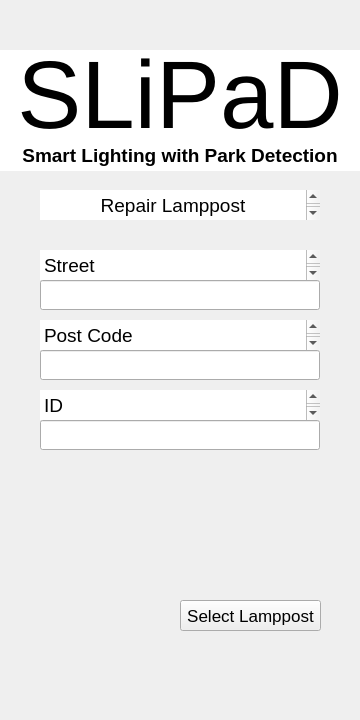
ESRGgroup9/slipad, file app/slipad/repairLamp.ui: the form before one commit.
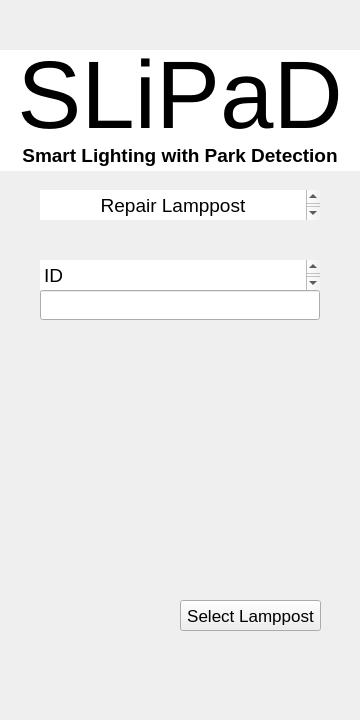
The form after the commit. Icons and pictures are not drawn.

Diff of the .ui file:
```diff
--- a/app/slipad/repairLamp.ui
+++ b/app/slipad/repairLamp.ui
@@ -1217,1254 +1217,6 @@
      <set>Qt::LinksAccessibleByKeyboard|Qt::LinksAccessibleByMouse</set>
     </property>
    </widget>
-   <widget class="QTextBrowser" name="street_txt">
-    <property name="geometry">
-     <rect>
-      <x>40</x>
-      <y>250</y>
-      <width>280</width>
-      <height>30</height>
-     </rect>
-    </property>
-    <property name="palette">
-     <palette>
-      <active>
-       <colorrole role="WindowText">
-        <brush brushstyle="SolidPattern">
-         <color alpha="255">
-          <red>0</red>
-          <green>0</green>
-          <blue>0</blue>
-         </color>
-        </brush>
-       </colorrole>
-       <colorrole role="Button">
-        <brush brushstyle="SolidPattern">
-         <color alpha="255">
-          <red>239</red>
-          <green>239</green>
-          <blue>239</blue>
-         </color>
-        </brush>
-       </colorrole>
-       <colorrole role="Light">
-        <brush brushstyle="SolidPattern">
-         <color alpha="255">
-          <red>255</red>
-          <green>255</green>
-          <blue>255</blue>
-         </color>
-        </brush>
-       </colorrole>
-       <colorrole role="Midlight">
-        <brush brushstyle="SolidPattern">
-         <color alpha="255">
-          <red>202</red>
-          <green>202</green>
-          <blue>202</blue>
-         </color>
-        </brush>
-       </colorrole>
-       <colorrole role="Dark">
-        <brush brushstyle="SolidPattern">
-         <color alpha="255">
-          <red>159</red>
-          <green>159</green>
-          <blue>159</blue>
-         </color>
-        </brush>
-       </colorrole>
-       <colorrole role="Mid">
-        <brush brushstyle="SolidPattern">
-         <color alpha="255">
-          <red>184</red>
-          <green>184</green>
-          <blue>184</blue>
-         </color>
-        </brush>
-       </colorrole>
-       <colorrole role="Text">
-        <brush brushstyle="SolidPattern">
-         <color alpha="255">
-          <red>0</red>
-          <green>0</green>
-          <blue>0</blue>
-         </color>
-        </brush>
-       </colorrole>
-       <colorrole role="BrightText">
-        <brush brushstyle="SolidPattern">
-         <color alpha="255">
-          <red>255</red>
-          <green>255</green>
-          <blue>255</blue>
-         </color>
-        </brush>
-       </colorrole>
-       <colorrole role="ButtonText">
-        <brush brushstyle="SolidPattern">
-         <color alpha="255">
-          <red>0</red>
-          <green>0</green>
-          <blue>0</blue>
-         </color>
-        </brush>
-       </colorrole>
-       <colorrole role="Base">
-        <brush brushstyle="SolidPattern">
-         <color alpha="255">
-          <red>255</red>
-          <green>255</green>
-          <blue>255</blue>
-         </color>
-        </brush>
-       </colorrole>
-       <colorrole role="Window">
-        <brush brushstyle="SolidPattern">
-         <color alpha="255">
-          <red>255</red>
-          <green>255</green>
-          <blue>255</blue>
-         </color>
-        </brush>
-       </colorrole>
-       <colorrole role="Shadow">
-        <brush brushstyle="SolidPattern">
-         <color alpha="255">
-          <red>118</red>
-          <green>118</green>
-          <blue>118</blue>
-         </color>
-        </brush>
-       </colorrole>
-       <colorrole role="Highlight">
-        <brush brushstyle="SolidPattern">
-         <color alpha="255">
-          <red>48</red>
-          <green>140</green>
-          <blue>198</blue>
-         </color>
-        </brush>
-       </colorrole>
-       <colorrole role="HighlightedText">
-        <brush brushstyle="SolidPattern">
-         <color alpha="255">
-          <red>255</red>
-          <green>255</green>
-          <blue>255</blue>
-         </color>
-        </brush>
-       </colorrole>
-       <colorrole role="Link">
-        <brush brushstyle="SolidPattern">
-         <color alpha="255">
-          <red>0</red>
-          <green>0</green>
-          <blue>255</blue>
-         </color>
-        </brush>
-       </colorrole>
-       <colorrole role="LinkVisited">
-        <brush brushstyle="SolidPattern">
-         <color alpha="255">
-          <red>255</red>
-          <green>0</green>
-          <blue>255</blue>
-         </color>
-        </brush>
-       </colorrole>
-       <colorrole role="AlternateBase">
-        <brush brushstyle="SolidPattern">
-         <color alpha="255">
-          <red>247</red>
-          <green>247</green>
-          <blue>247</blue>
-         </color>
-        </brush>
-       </colorrole>
-       <colorrole role="NoRole">
-        <brush brushstyle="NoBrush">
-         <color alpha="255">
-          <red>0</red>
-          <green>0</green>
-          <blue>0</blue>
-         </color>
-        </brush>
-       </colorrole>
-       <colorrole role="ToolTipBase">
-        <brush brushstyle="SolidPattern">
-         <color alpha="255">
-          <red>255</red>
-          <green>255</green>
-          <blue>220</blue>
-         </color>
-        </brush>
-       </colorrole>
-       <colorrole role="ToolTipText">
-        <brush brushstyle="SolidPattern">
-         <color alpha="255">
-          <red>0</red>
-          <green>0</green>
-          <blue>0</blue>
-         </color>
-        </brush>
-       </colorrole>
-       <colorrole role="PlaceholderText">
-        <brush brushstyle="SolidPattern">
-         <color alpha="128">
-          <red>0</red>
-          <green>0</green>
-          <blue>0</blue>
-         </color>
-        </brush>
-       </colorrole>
-      </active>
-      <inactive>
-       <colorrole role="WindowText">
-        <brush brushstyle="SolidPattern">
-         <color alpha="255">
-          <red>0</red>
-          <green>0</green>
-          <blue>0</blue>
-         </color>
-        </brush>
-       </colorrole>
-       <colorrole role="Button">
-        <brush brushstyle="SolidPattern">
-         <color alpha="255">
-          <red>239</red>
-          <green>239</green>
-          <blue>239</blue>
-         </color>
-        </brush>
-       </colorrole>
-       <colorrole role="Light">
-        <brush brushstyle="SolidPattern">
-         <color alpha="255">
-          <red>255</red>
-          <green>255</green>
-          <blue>255</blue>
-         </color>
-        </brush>
-       </colorrole>
-       <colorrole role="Midlight">
-        <brush brushstyle="SolidPattern">
-         <color alpha="255">
-          <red>202</red>
-          <green>202</green>
-          <blue>202</blue>
-         </color>
-        </brush>
-       </colorrole>
-       <colorrole role="Dark">
-        <brush brushstyle="SolidPattern">
-         <color alpha="255">
-          <red>159</red>
-          <green>159</green>
-          <blue>159</blue>
-         </color>
-        </brush>
-       </colorrole>
-       <colorrole role="Mid">
-        <brush brushstyle="SolidPattern">
-         <color alpha="255">
-          <red>184</red>
-          <green>184</green>
-          <blue>184</blue>
-         </color>
-        </brush>
-       </colorrole>
-       <colorrole role="Text">
-        <brush brushstyle="SolidPattern">
-         <color alpha="255">
-          <red>0</red>
-          <green>0</green>
-          <blue>0</blue>
-         </color>
-        </brush>
-       </colorrole>
-       <colorrole role="BrightText">
-        <brush brushstyle="SolidPattern">
-         <color alpha="255">
-          <red>255</red>
-          <green>255</green>
-          <blue>255</blue>
-         </color>
-        </brush>
-       </colorrole>
-       <colorrole role="ButtonText">
-        <brush brushstyle="SolidPattern">
-         <color alpha="255">
-          <red>0</red>
-          <green>0</green>
-          <blue>0</blue>
-         </color>
-        </brush>
-       </colorrole>
-       <colorrole role="Base">
-        <brush brushstyle="SolidPattern">
-         <color alpha="255">
-          <red>255</red>
-          <green>255</green>
-          <blue>255</blue>
-         </color>
-        </brush>
-       </colorrole>
-       <colorrole role="Window">
-        <brush brushstyle="SolidPattern">
-         <color alpha="255">
-          <red>239</red>
-          <green>239</green>
-          <blue>239</blue>
-         </color>
-        </brush>
-       </colorrole>
-       <colorrole role="Shadow">
-        <brush brushstyle="SolidPattern">
-         <color alpha="255">
-          <red>118</red>
-          <green>118</green>
-          <blue>118</blue>
-         </color>
-        </brush>
-       </colorrole>
-       <colorrole role="Highlight">
-        <brush brushstyle="SolidPattern">
-         <color alpha="255">
-          <red>48</red>
-          <green>140</green>
-          <blue>198</blue>
-         </color>
-        </brush>
-       </colorrole>
-       <colorrole role="HighlightedText">
-        <brush brushstyle="SolidPattern">
-         <color alpha="255">
-          <red>255</red>
-          <green>255</green>
-          <blue>255</blue>
-         </color>
-        </brush>
-       </colorrole>
-       <colorrole role="Link">
-        <brush brushstyle="SolidPattern">
-         <color alpha="255">
-          <red>0</red>
-          <green>0</green>
-          <blue>255</blue>
-         </color>
-        </brush>
-       </colorrole>
-       <colorrole role="LinkVisited">
-        <brush brushstyle="SolidPattern">
-         <color alpha="255">
-          <red>255</red>
-          <green>0</green>
-          <blue>255</blue>
-         </color>
-        </brush>
-       </colorrole>
-       <colorrole role="AlternateBase">
-        <brush brushstyle="SolidPattern">
-         <color alpha="255">
-          <red>247</red>
-          <green>247</green>
-          <blue>247</blue>
-         </color>
-        </brush>
-       </colorrole>
-       <colorrole role="NoRole">
-        <brush brushstyle="NoBrush">
-         <color alpha="255">
-          <red>0</red>
-          <green>0</green>
-          <blue>0</blue>
-         </color>
-        </brush>
-       </colorrole>
-       <colorrole role="ToolTipBase">
-        <brush brushstyle="SolidPattern">
-         <color alpha="255">
-          <red>255</red>
-          <green>255</green>
-          <blue>220</blue>
-         </color>
-        </brush>
-       </colorrole>
-       <colorrole role="ToolTipText">
-        <brush brushstyle="SolidPattern">
-         <color alpha="255">
-          <red>0</red>
-          <green>0</green>
-          <blue>0</blue>
-         </color>
-        </brush>
-       </colorrole>
-       <colorrole role="PlaceholderText">
-        <brush brushstyle="SolidPattern">
-         <color alpha="128">
-          <red>0</red>
-          <green>0</green>
-          <blue>0</blue>
-         </color>
-        </brush>
-       </colorrole>
-      </inactive>
-      <disabled>
-       <colorrole role="WindowText">
-        <brush brushstyle="SolidPattern">
-         <color alpha="255">
-          <red>190</red>
-          <green>190</green>
-          <blue>190</blue>
-         </color>
-        </brush>
-       </colorrole>
-       <colorrole role="Button">
-        <brush brushstyle="SolidPattern">
-         <color alpha="255">
-          <red>239</red>
-          <green>239</green>
-          <blue>239</blue>
-         </color>
-        </brush>
-       </colorrole>
-       <colorrole role="Light">
-        <brush brushstyle="SolidPattern">
-         <color alpha="255">
-          <red>255</red>
-          <green>255</green>
-          <blue>255</blue>
-         </color>
-        </brush>
-       </colorrole>
-       <colorrole role="Midlight">
-        <brush brushstyle="SolidPattern">
-         <color alpha="255">
-          <red>202</red>
-          <green>202</green>
-          <blue>202</blue>
-         </color>
-        </brush>
-       </colorrole>
-       <colorrole role="Dark">
-        <brush brushstyle="SolidPattern">
-         <color alpha="255">
-          <red>190</red>
-          <green>190</green>
-          <blue>190</blue>
-         </color>
-        </brush>
-       </colorrole>
-       <colorrole role="Mid">
-        <brush brushstyle="SolidPattern">
-         <color alpha="255">
-          <red>184</red>
-          <green>184</green>
-          <blue>184</blue>
-         </color>
-        </brush>
-       </colorrole>
-       <colorrole role="Text">
-        <brush brushstyle="SolidPattern">
-         <color alpha="255">
-          <red>190</red>
-          <green>190</green>
-          <blue>190</blue>
-         </color>
-        </brush>
-       </colorrole>
-       <colorrole role="BrightText">
-        <brush brushstyle="SolidPattern">
-         <color alpha="255">
-          <red>255</red>
-          <green>255</green>
-          <blue>255</blue>
-         </color>
-        </brush>
-       </colorrole>
-       <colorrole role="ButtonText">
-        <brush brushstyle="SolidPattern">
-         <color alpha="255">
-          <red>190</red>
-          <green>190</green>
-          <blue>190</blue>
-         </color>
-        </brush>
-       </colorrole>
-       <colorrole role="Base">
-        <brush brushstyle="SolidPattern">
-         <color alpha="255">
-          <red>239</red>
-          <green>239</green>
-          <blue>239</blue>
-         </color>
-        </brush>
-       </colorrole>
-       <colorrole role="Window">
-        <brush brushstyle="SolidPattern">
-         <color alpha="255">
-          <red>255</red>
-          <green>255</green>
-          <blue>255</blue>
-         </color>
-        </brush>
-       </colorrole>
-       <colorrole role="Shadow">
-        <brush brushstyle="SolidPattern">
-         <color alpha="255">
-          <red>177</red>
-          <green>177</green>
-          <blue>177</blue>
-         </color>
-        </brush>
-       </colorrole>
-       <colorrole role="Highlight">
-        <brush brushstyle="SolidPattern">
-         <color alpha="255">
-          <red>145</red>
-          <green>145</green>
-          <blue>145</blue>
-         </color>
-        </brush>
-       </colorrole>
-       <colorrole role="HighlightedText">
-        <brush brushstyle="SolidPattern">
-         <color alpha="255">
-          <red>255</red>
-          <green>255</green>
-          <blue>255</blue>
-         </color>
-        </brush>
-       </colorrole>
-       <colorrole role="Link">
-        <brush brushstyle="SolidPattern">
-         <color alpha="255">
-          <red>0</red>
-          <green>0</green>
-          <blue>255</blue>
-         </color>
-        </brush>
-       </colorrole>
-       <colorrole role="LinkVisited">
-        <brush brushstyle="SolidPattern">
-         <color alpha="255">
-          <red>255</red>
-          <green>0</green>
-          <blue>255</blue>
-         </color>
-        </brush>
-       </colorrole>
-       <colorrole role="AlternateBase">
-        <brush brushstyle="SolidPattern">
-         <color alpha="255">
-          <red>247</red>
-          <green>247</green>
-          <blue>247</blue>
-         </color>
-        </brush>
-       </colorrole>
-       <colorrole role="NoRole">
-        <brush brushstyle="NoBrush">
-         <color alpha="255">
-          <red>0</red>
-          <green>0</green>
-          <blue>0</blue>
-         </color>
-        </brush>
-       </colorrole>
-       <colorrole role="ToolTipBase">
-        <brush brushstyle="SolidPattern">
-         <color alpha="255">
-          <red>255</red>
-          <green>255</green>
-          <blue>220</blue>
-         </color>
-        </brush>
-       </colorrole>
-       <colorrole role="ToolTipText">
-        <brush brushstyle="SolidPattern">
-         <color alpha="255">
-          <red>0</red>
-          <green>0</green>
-          <blue>0</blue>
-         </color>
-        </brush>
-       </colorrole>
-       <colorrole role="PlaceholderText">
-        <brush brushstyle="SolidPattern">
-         <color alpha="128">
-          <red>0</red>
-          <green>0</green>
-          <blue>0</blue>
-         </color>
-        </brush>
-       </colorrole>
-      </disabled>
-     </palette>
-    </property>
-    <property name="mouseTracking">
-     <bool>false</bool>
-    </property>
-    <property name="accessibleName">
-     <string/>
-    </property>
-    <property name="frameShape">
-     <enum>QFrame::NoFrame</enum>
-    </property>
-    <property name="html">
-     <string>&lt;!DOCTYPE HTML PUBLIC &quot;-//W3C//DTD HTML 4.0//EN&quot; &quot;http://www.w3.org/TR/REC-html40/strict.dtd&quot;&gt;
-&lt;html&gt;&lt;head&gt;&lt;meta name=&quot;qrichtext&quot; content=&quot;1&quot; /&gt;&lt;meta charset=&quot;utf-8&quot; /&gt;&lt;style type=&quot;text/css&quot;&gt;
-p, li { white-space: pre-wrap; }
-&lt;/style&gt;&lt;/head&gt;&lt;body style=&quot; font-family:'Ubuntu'; font-size:11pt; font-weight:400; font-style:normal;&quot;&gt;
-&lt;p style=&quot; margin-top:0px; margin-bottom:0px; margin-left:0px; margin-right:0px; -qt-block-indent:0; text-indent:0px;&quot;&gt;&lt;span style=&quot; font-size:14pt;&quot;&gt;Street&lt;/span&gt;&lt;/p&gt;&lt;/body&gt;&lt;/html&gt;</string>
-    </property>
-    <property name="textInteractionFlags">
-     <set>Qt::LinksAccessibleByKeyboard|Qt::LinksAccessibleByMouse</set>
-    </property>
-   </widget>
-   <widget class="QTextBrowser" name="postCode_txt">
-    <property name="geometry">
-     <rect>
-      <x>40</x>
-      <y>320</y>
-      <width>280</width>
-      <height>30</height>
-     </rect>
-    </property>
-    <property name="palette">
-     <palette>
-      <active>
-       <colorrole role="WindowText">
-        <brush brushstyle="SolidPattern">
-         <color alpha="255">
-          <red>0</red>
-          <green>0</green>
-          <blue>0</blue>
-         </color>
-        </brush>
-       </colorrole>
-       <colorrole role="Button">
-        <brush brushstyle="SolidPattern">
-         <color alpha="255">
-          <red>239</red>
-          <green>239</green>
-          <blue>239</blue>
-         </color>
-        </brush>
-       </colorrole>
-       <colorrole role="Light">
-        <brush brushstyle="SolidPattern">
-         <color alpha="255">
-          <red>255</red>
-          <green>255</green>
-          <blue>255</blue>
-         </color>
-        </brush>
-       </colorrole>
-       <colorrole role="Midlight">
-        <brush brushstyle="SolidPattern">
-         <color alpha="255">
-          <red>202</red>
-          <green>202</green>
-          <blue>202</blue>
-         </color>
-        </brush>
-       </colorrole>
-       <colorrole role="Dark">
-        <brush brushstyle="SolidPattern">
-         <color alpha="255">
-          <red>159</red>
-          <green>159</green>
-          <blue>159</blue>
-         </color>
-        </brush>
-       </colorrole>
-       <colorrole role="Mid">
-        <brush brushstyle="SolidPattern">
-         <color alpha="255">
-          <red>184</red>
-          <green>184</green>
-          <blue>184</blue>
-         </color>
-        </brush>
-       </colorrole>
-       <colorrole role="Text">
-        <brush brushstyle="SolidPattern">
-         <color alpha="255">
-          <red>0</red>
-          <green>0</green>
-          <blue>0</blue>
-         </color>
-        </brush>
-       </colorrole>
-       <colorrole role="BrightText">
-        <brush brushstyle="SolidPattern">
-         <color alpha="255">
-          <red>255</red>
-          <green>255</green>
-          <blue>255</blue>
-         </color>
-        </brush>
-       </colorrole>
-       <colorrole role="ButtonText">
-        <brush brushstyle="SolidPattern">
-         <color alpha="255">
-          <red>0</red>
-          <green>0</green>
-          <blue>0</blue>
-         </color>
-        </brush>
-       </colorrole>
-       <colorrole role="Base">
-        <brush brushstyle="SolidPattern">
-         <color alpha="255">
-          <red>255</red>
-          <green>255</green>
-          <blue>255</blue>
-         </color>
-        </brush>
-       </colorrole>
-       <colorrole role="Window">
-        <brush brushstyle="SolidPattern">
-         <color alpha="255">
-          <red>255</red>
-          <green>255</green>
-          <blue>255</blue>
-         </color>
-        </brush>
-       </colorrole>
-       <colorrole role="Shadow">
-        <brush brushstyle="SolidPattern">
-         <color alpha="255">
-          <red>118</red>
-          <green>118</green>
-          <blue>118</blue>
-         </color>
-        </brush>
-       </colorrole>
-       <colorrole role="Highlight">
-        <brush brushstyle="SolidPattern">
-         <color alpha="255">
-          <red>48</red>
-          <green>140</green>
-          <blue>198</blue>
-         </color>
-        </brush>
-       </colorrole>
-       <colorrole role="HighlightedText">
-        <brush brushstyle="SolidPattern">
-         <color alpha="255">
-          <red>255</red>
-          <green>255</green>
-          <blue>255</blue>
-         </color>
-        </brush>
-       </colorrole>
-       <colorrole role="Link">
-        <brush brushstyle="SolidPattern">
-         <color alpha="255">
-          <red>0</red>
-          <green>0</green>
-          <blue>255</blue>
-         </color>
-        </brush>
-       </colorrole>
-       <colorrole role="LinkVisited">
-        <brush brushstyle="SolidPattern">
-         <color alpha="255">
-          <red>255</red>
-          <green>0</green>
-          <blue>255</blue>
-         </color>
-        </brush>
-       </colorrole>
-       <colorrole role="AlternateBase">
-        <brush brushstyle="SolidPattern">
-         <color alpha="255">
-          <red>247</red>
-          <green>247</green>
-          <blue>247</blue>
-         </color>
-        </brush>
-       </colorrole>
-       <colorrole role="NoRole">
-        <brush brushstyle="NoBrush">
-         <color alpha="255">
-          <red>0</red>
-          <green>0</green>
-          <blue>0</blue>
-         </color>
-        </brush>
-       </colorrole>
-       <colorrole role="ToolTipBase">
-        <brush brushstyle="SolidPattern">
-         <color alpha="255">
-          <red>255</red>
-          <green>255</green>
-          <blue>220</blue>
-         </color>
-        </brush>
-       </colorrole>
-       <colorrole role="ToolTipText">
-        <brush brushstyle="SolidPattern">
-         <color alpha="255">
-          <red>0</red>
-          <green>0</green>
-          <blue>0</blue>
-         </color>
-        </brush>
-       </colorrole>
-       <colorrole role="PlaceholderText">
-        <brush brushstyle="SolidPattern">
-         <color alpha="128">
-          <red>0</red>
-          <green>0</green>
-          <blue>0</blue>
-         </color>
-        </brush>
-       </colorrole>
-      </active>
-      <inactive>
-       <colorrole role="WindowText">
-        <brush brushstyle="SolidPattern">
-         <color alpha="255">
-          <red>0</red>
-          <green>0</green>
-          <blue>0</blue>
-         </color>
-        </brush>
-       </colorrole>
-       <colorrole role="Button">
-        <brush brushstyle="SolidPattern">
-         <color alpha="255">
-          <red>239</red>
-          <green>239</green>
-          <blue>239</blue>
-         </color>
-        </brush>
-       </colorrole>
-       <colorrole role="Light">
-        <brush brushstyle="SolidPattern">
-         <color alpha="255">
-          <red>255</red>
-          <green>255</green>
-          <blue>255</blue>
-         </color>
-        </brush>
-       </colorrole>
-       <colorrole role="Midlight">
-        <brush brushstyle="SolidPattern">
-         <color alpha="255">
-          <red>202</red>
-          <green>202</green>
-          <blue>202</blue>
-         </color>
-        </brush>
-       </colorrole>
-       <colorrole role="Dark">
-        <brush brushstyle="SolidPattern">
-         <color alpha="255">
-          <red>159</red>
-          <green>159</green>
-          <blue>159</blue>
-         </color>
-        </brush>
-       </colorrole>
-       <colorrole role="Mid">
-        <brush brushstyle="SolidPattern">
-         <color alpha="255">
-          <red>184</red>
-          <green>184</green>
-          <blue>184</blue>
-         </color>
-        </brush>
-       </colorrole>
-       <colorrole role="Text">
-        <brush brushstyle="SolidPattern">
-         <color alpha="255">
-          <red>0</red>
-          <green>0</green>
-          <blue>0</blue>
-         </color>
-        </brush>
-       </colorrole>
-       <colorrole role="BrightText">
-        <brush brushstyle="SolidPattern">
-         <color alpha="255">
-          <red>255</red>
-          <green>255</green>
-          <blue>255</blue>
-         </color>
-        </brush>
-       </colorrole>
-       <colorrole role="ButtonText">
-        <brush brushstyle="SolidPattern">
-         <color alpha="255">
-          <red>0</red>
-          <green>0</green>
-          <blue>0</blue>
-         </color>
-        </brush>
-       </colorrole>
-       <colorrole role="Base">
-        <brush brushstyle="SolidPattern">
-         <color alpha="255">
-          <red>255</red>
-          <green>255</green>
-          <blue>255</blue>
-         </color>
-        </brush>
-       </colorrole>
-       <colorrole role="Window">
-        <brush brushstyle="SolidPattern">
-         <color alpha="255">
-          <red>239</red>
-          <green>239</green>
-          <blue>239</blue>
-         </color>
-        </brush>
-       </colorrole>
-       <colorrole role="Shadow">
-        <brush brushstyle="SolidPattern">
-         <color alpha="255">
-          <red>118</red>
-          <green>118</green>
-          <blue>118</blue>
-         </color>
-        </brush>
-       </colorrole>
-       <colorrole role="Highlight">
-        <brush brushstyle="SolidPattern">
-         <color alpha="255">
-          <red>48</red>
-          <green>140</green>
-          <blue>198</blue>
-         </color>
-        </brush>
-       </colorrole>
-       <colorrole role="HighlightedText">
-        <brush brushstyle="SolidPattern">
-         <color alpha="255">
-          <red>255</red>
-          <green>255</green>
-          <blue>255</blue>
-         </color>
-        </brush>
-       </colorrole>
-       <colorrole role="Link">
-        <brush brushstyle="SolidPattern">
-         <color alpha="255">
-          <red>0</red>
-          <green>0</green>
-          <blue>255</blue>
-         </color>
-        </brush>
-       </colorrole>
-       <colorrole role="LinkVisited">
-        <brush brushstyle="SolidPattern">
-         <color alpha="255">
-          <red>255</red>
-          <green>0</green>
-          <blue>255</blue>
-         </color>
-        </brush>
-       </colorrole>
-       <colorrole role="AlternateBase">
-        <brush brushstyle="SolidPattern">
-         <color alpha="255">
-          <red>247</red>
-          <green>247</green>
-          <blue>247</blue>
-         </color>
-        </brush>
-       </colorrole>
-       <colorrole role="NoRole">
-        <brush brushstyle="NoBrush">
-         <color alpha="255">
-          <red>0</red>
-          <green>0</green>
-          <blue>0</blue>
-         </color>
-        </brush>
-       </colorrole>
-       <colorrole role="ToolTipBase">
-        <brush brushstyle="SolidPattern">
-         <color alpha="255">
-          <red>255</red>
-          <green>255</green>
-          <blue>220</blue>
-         </color>
-        </brush>
-       </colorrole>
-       <colorrole role="ToolTipText">
-        <brush brushstyle="SolidPattern">
-         <color alpha="255">
-          <red>0</red>
-          <green>0</green>
-          <blue>0</blue>
-         </color>
-        </brush>
-       </colorrole>
-       <colorrole role="PlaceholderText">
-        <brush brushstyle="SolidPattern">
-         <color alpha="128">
-          <red>0</red>
-          <green>0</green>
-          <blue>0</blue>
-         </color>
-        </brush>
-       </colorrole>
-      </inactive>
-      <disabled>
-       <colorrole role="WindowText">
-        <brush brushstyle="SolidPattern">
-         <color alpha="255">
-          <red>190</red>
-          <green>190</green>
-          <blue>190</blue>
-         </color>
-        </brush>
-       </colorrole>
-       <colorrole role="Button">
-        <brush brushstyle="SolidPattern">
-         <color alpha="255">
-          <red>239</red>
-          <green>239</green>
-          <blue>239</blue>
-         </color>
-        </brush>
-       </colorrole>
-       <colorrole role="Light">
-        <brush brushstyle="SolidPattern">
-         <color alpha="255">
-          <red>255</red>
-          <green>255</green>
-          <blue>255</blue>
-         </color>
-        </brush>
-       </colorrole>
-       <colorrole role="Midlight">
-        <brush brushstyle="SolidPattern">
-         <color alpha="255">
-          <red>202</red>
-          <green>202</green>
-          <blue>202</blue>
-         </color>
-        </brush>
-       </colorrole>
-       <colorrole role="Dark">
-        <brush brushstyle="SolidPattern">
-         <color alpha="255">
-          <red>190</red>
-          <green>190</green>
-          <blue>190</blue>
-         </color>
-        </brush>
-       </colorrole>
-       <colorrole role="Mid">
-        <brush brushstyle="SolidPattern">
-         <color alpha="255">
-          <red>184</red>
-          <green>184</green>
-          <blue>184</blue>
-         </color>
-        </brush>
-       </colorrole>
-       <colorrole role="Text">
-        <brush brushstyle="SolidPattern">
-         <color alpha="255">
-          <red>190</red>
-          <green>190</green>
-          <blue>190</blue>
-         </color>
-        </brush>
-       </colorrole>
-       <colorrole role="BrightText">
-        <brush brushstyle="SolidPattern">
-         <color alpha="255">
-          <red>255</red>
-          <green>255</green>
-          <blue>255</blue>
-         </color>
-        </brush>
-       </colorrole>
-       <colorrole role="ButtonText">
-        <brush brushstyle="SolidPattern">
-         <color alpha="255">
-          <red>190</red>
-          <green>190</green>
-          <blue>190</blue>
-         </color>
-        </brush>
-       </colorrole>
-       <colorrole role="Base">
-        <brush brushstyle="SolidPattern">
-         <color alpha="255">
-          <red>239</red>
-          <green>239</green>
-          <blue>239</blue>
-         </color>
-        </brush>
-       </colorrole>
-       <colorrole role="Window">
-        <brush brushstyle="SolidPattern">
-         <color alpha="255">
-          <red>255</red>
-          <green>255</green>
-          <blue>255</blue>
-         </color>
-        </brush>
-       </colorrole>
-       <colorrole role="Shadow">
-        <brush brushstyle="SolidPattern">
-         <color alpha="255">
-          <red>177</red>
-          <green>177</green>
-          <blue>177</blue>
-         </color>
-        </brush>
-       </colorrole>
-       <colorrole role="Highlight">
-        <brush brushstyle="SolidPattern">
-         <color alpha="255">
-          <red>145</red>
-          <green>145</green>
-          <blue>145</blue>
-         </color>
-        </brush>
-       </colorrole>
-       <colorrole role="HighlightedText">
-        <brush brushstyle="SolidPattern">
-         <color alpha="255">
-          <red>255</red>
-          <green>255</green>
-          <blue>255</blue>
-         </color>
-        </brush>
-       </colorrole>
-       <colorrole role="Link">
-        <brush brushstyle="SolidPattern">
-         <color alpha="255">
-          <red>0</red>
-          <green>0</green>
-          <blue>255</blue>
-         </color>
-        </brush>
-       </colorrole>
-       <colorrole role="LinkVisited">
-        <brush brushstyle="SolidPattern">
-         <color alpha="255">
-          <red>255</red>
-          <green>0</green>
-          <blue>255</blue>
-         </color>
-        </brush>
-       </colorrole>
-       <colorrole role="AlternateBase">
-        <brush brushstyle="SolidPattern">
-         <color alpha="255">
-          <red>247</red>
-          <green>247</green>
-          <blue>247</blue>
-         </color>
-        </brush>
-       </colorrole>
-       <colorrole role="NoRole">
-        <brush brushstyle="NoBrush">
-         <color alpha="255">
-          <red>0</red>
-          <green>0</green>
-          <blue>0</blue>
-         </color>
-        </brush>
-       </colorrole>
-       <colorrole role="ToolTipBase">
-        <brush brushstyle="SolidPattern">
-         <color alpha="255">
-          <red>255</red>
-          <green>255</green>
-          <blue>220</blue>
-         </color>
-        </brush>
-       </colorrole>
-       <colorrole role="ToolTipText">
-        <brush brushstyle="SolidPattern">
-         <color alpha="255">
-          <red>0</red>
-          <green>0</green>
-          <blue>0</blue>
-         </color>
-        </brush>
-       </colorrole>
-       <colorrole role="PlaceholderText">
-        <brush brushstyle="SolidPattern">
-         <color alpha="128">
-          <red>0</red>
-          <green>0</green>
-          <blue>0</blue>
-         </color>
-        </brush>
-       </colorrole>
-      </disabled>
-     </palette>
-    </property>
-    <property name="mouseTracking">
-     <bool>false</bool>
-    </property>
-    <property name="accessibleName">
-     <string/>
-    </property>
-    <property name="frameShape">
-     <enum>QFrame::NoFrame</enum>
-    </property>
-    <property name="html">
-     <string>&lt;!DOCTYPE HTML PUBLIC &quot;-//W3C//DTD HTML 4.0//EN&quot; &quot;http://www.w3.org/TR/REC-html40/strict.dtd&quot;&gt;
-&lt;html&gt;&lt;head&gt;&lt;meta name=&quot;qrichtext&quot; content=&quot;1&quot; /&gt;&lt;meta charset=&quot;utf-8&quot; /&gt;&lt;style type=&quot;text/css&quot;&gt;
-p, li { white-space: pre-wrap; }
-&lt;/style&gt;&lt;/head&gt;&lt;body style=&quot; font-family:'Ubuntu'; font-size:11pt; font-weight:400; font-style:normal;&quot;&gt;
-&lt;p style=&quot; margin-top:0px; margin-bottom:0px; margin-left:0px; margin-right:0px; -qt-block-indent:0; text-indent:0px;&quot;&gt;&lt;span style=&quot; font-size:14pt;&quot;&gt;Post Code&lt;/span&gt;&lt;/p&gt;&lt;/body&gt;&lt;/html&gt;</string>
-    </property>
-    <property name="textInteractionFlags">
-     <set>Qt::LinksAccessibleByKeyboard|Qt::LinksAccessibleByMouse</set>
-    </property>
-   </widget>
-   <widget class="QLineEdit" name="postCode">
-    <property name="geometry">
-     <rect>
-      <x>40</x>
-      <y>350</y>
-      <width>280</width>
-      <height>30</height>
-     </rect>
-    </property>
-    <property name="font">
-     <font>
-      <pointsize>10</pointsize>
-     </font>
-    </property>
-    <property name="echoMode">
-     <enum>QLineEdit::Normal</enum>
-    </property>
-   </widget>
-   <widget class="QLineEdit" name="street">
-    <property name="geometry">
-     <rect>
-      <x>40</x>
-      <y>280</y>
-      <width>280</width>
-      <height>30</height>
-     </rect>
-    </property>
-    <property name="font">
-     <font>
-      <pointsize>13</pointsize>
-     </font>
-    </property>
-    <property name="echoMode">
-     <enum>QLineEdit::Normal</enum>
-    </property>
-   </widget>
    <widget class="QPushButton" name="selectLamp_b">
     <property name="geometry">
      <rect>
@@ -3095,7 +1847,7 @@
     <property name="geometry">
      <rect>
       <x>40</x>
-      <y>420</y>
+      <y>290</y>
       <width>280</width>
       <height>30</height>
      </rect>
@@ -3113,7 +1865,7 @@
     <property name="geometry">
      <rect>
       <x>40</x>
-      <y>390</y>
+      <y>260</y>
       <width>280</width>
       <height>30</height>
      </rect>
```
